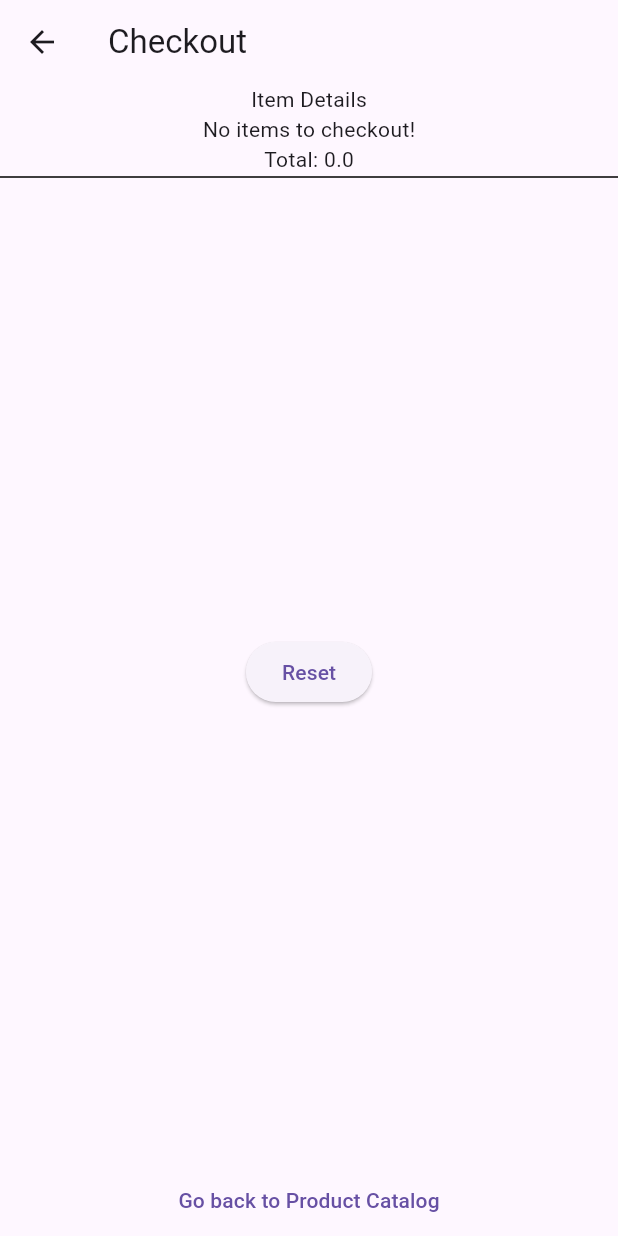
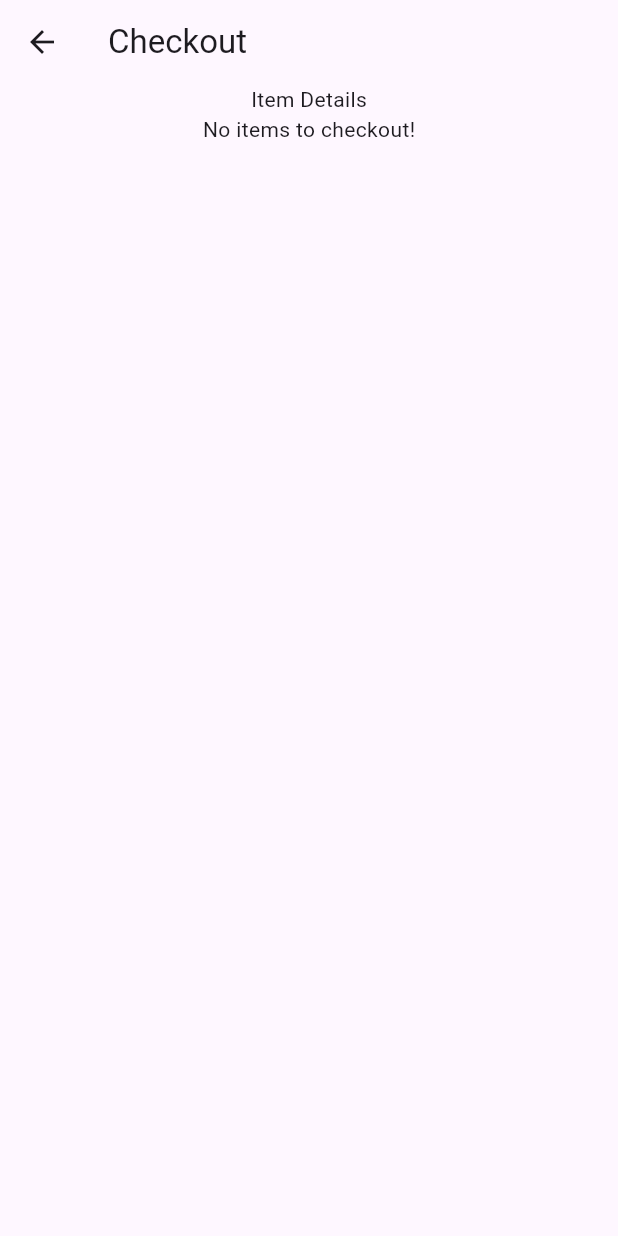
Before and after one commit to jdvillamin/exer-6-state-management-jdvillamin, a Flutter app: the Checkout screen opened by its route, on a phone screen of 412 x 824 dp. Run offline on Flutter 3.47's test engine with Material 3 defaults, Android fonts, the light colour scheme and no system bars.

Commit message:
feat: Added checkout feature

```diff
--- a/lib/screen/checkout.dart
+++ b/lib/screen/checkout.dart
@@ -10,30 +10,36 @@ class Checkout extends StatelessWidget {
   Widget build(BuildContext context) {
     return Scaffold(
       appBar: AppBar(title: const Text("Checkout")),
-      body: Column(
+      body: context.watch<ShoppingCart>().cart.isEmpty
+          ? const Flexible(
+              child: Center(
+                  child: Column(
+                      mainAxisAlignment: MainAxisAlignment.start,
+                      children: [
+                  Text("Item Details"),
+                  Text("No items to checkout!")
+                ])))
+          : Column(
               mainAxisAlignment: MainAxisAlignment.center,
               children: [
                 const Center(child: Text("Item Details")),
                 getItems(context),
+                const Divider(height: 4, color: Colors.grey),
                 computeCost(),
-          const Divider(height: 4, color: Colors.black),
                 Flexible(
                     child: Center(
-                  child: Row(
-                      mainAxisAlignment: MainAxisAlignment.spaceEvenly,
-                      children: [
+                        child: Column(children: [
                   ElevatedButton(
                       onPressed: () {
                         context.read<ShoppingCart>().removeAll();
+                        ScaffoldMessenger.of(context)
+                            .showSnackBar(const SnackBar(
+                          content: Text("Payment Successful!"),
+                          duration: Duration(seconds: 1, milliseconds: 100),
+                        ));
                       },
-                    child: const Text("Reset")),
+                      child: const Text("Pay Now!")),
                 ]))),
-          TextButton(
-            child: const Text("Go back to Product Catalog"),
-            onPressed: () {
-              Navigator.pushNamed(context, "/products");
-            },
-          ),
               ],
             ),
     );
@@ -41,9 +47,7 @@ class Checkout extends StatelessWidget {
 
   Widget getItems(BuildContext context) {
     List<Item> products = context.watch<ShoppingCart>().cart;
-    return products.isEmpty
-        ? const Text('No items to checkout!')
-        : Expanded(
+    return Expanded(
         child: Column(
       children: [
         Flexible(
@@ -51,9 +55,11 @@ class Checkout extends StatelessWidget {
           itemCount: products.length,
           itemBuilder: (BuildContext context, int index) {
             return ListTile(
-                      leading: const Icon(Icons.food_bank),
                 title: Text(products[index].name),
-                      trailing: Text("${products[index].price}"));
+                trailing: Text(
+                  "${products[index].price}",
+                  style: const TextStyle(fontSize: 14),
+                ));
           },
         )),
       ],
@@ -62,7 +68,7 @@ class Checkout extends StatelessWidget {
 
   Widget computeCost() {
     return Consumer<ShoppingCart>(builder: (context, cart, child) {
-      return Text("Total: ${cart.cartTotal}");
+      return Text("Total Cost to Pay: ${cart.cartTotal}");
     });
   }
 }
```
Also changed, not shown: lib/screen/my_cart.dart (+6 -1 lines). Lines whose indentation alone changed are shown as unchanged.
